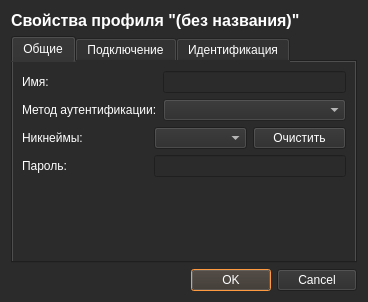
Qt form 003.ui (tinelix/irc-client) before a commit.
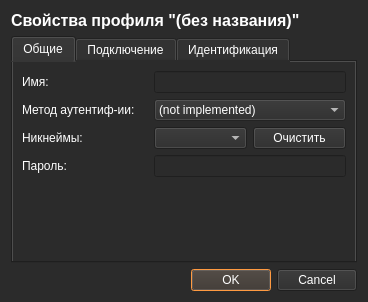
The same form after that commit.

```diff
--- a/003.ui
+++ b/003.ui
@@ -67,25 +67,48 @@
            <property name="styleSheet">
             <string notr="true">selection-background-color: rgb(161, 75, 0);</string>
            </property>
+           <item>
+            <property name="text">
+             <string>(not implemented)</string>
+            </property>
+           </item>
           </widget>
          </item>
          <item row="0" column="0">
           <widget class="QLabel" name="profname_label">
+           <property name="minimumSize">
+            <size>
+             <width>126</width>
+             <height>0</height>
+            </size>
+           </property>
+           <property name="maximumSize">
+            <size>
+             <width>126</width>
+             <height>16777215</height>
+            </size>
+           </property>
            <property name="text">
             <string>Имя:</string>
            </property>
           </widget>
          </item>
          <item row="4" column="0">
-          <widget class="QLabel" name="label">
+          <widget class="QLabel" name="authm_label">
+           <property name="minimumSize">
+            <size>
+             <width>126</width>
+             <height>0</height>
+            </size>
+           </property>
            <property name="maximumSize">
             <size>
-             <width>190</width>
+             <width>126</width>
              <height>16777215</height>
             </size>
            </property>
            <property name="text">
-            <string>Метод аутентификации:</string>
+            <string>Метод аутентиф-ии:</string>
            </property>
           </widget>
          </item>
```
Left out of the diff: 24 changed lines with no effect on the pictures.
